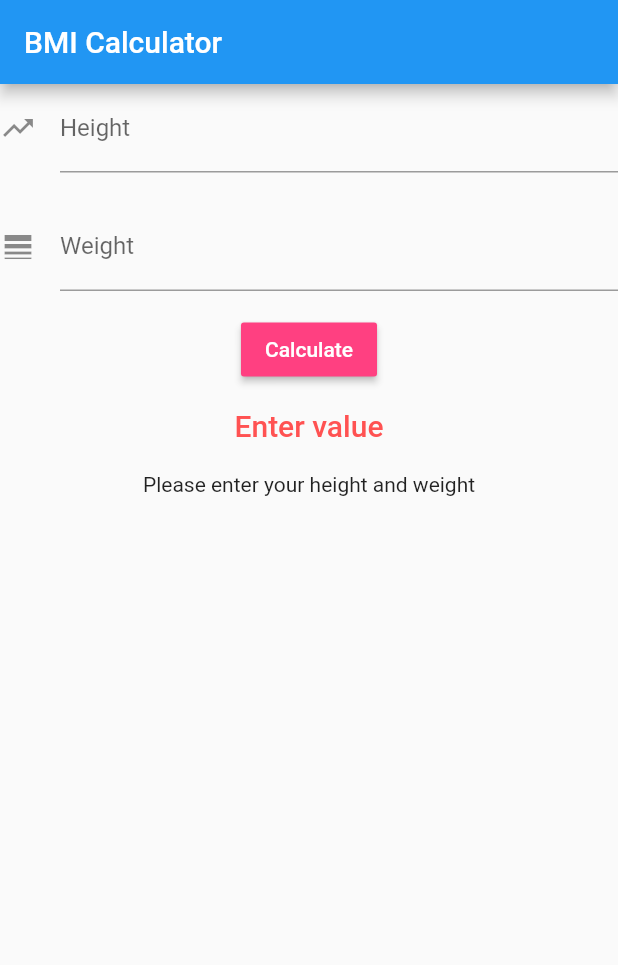
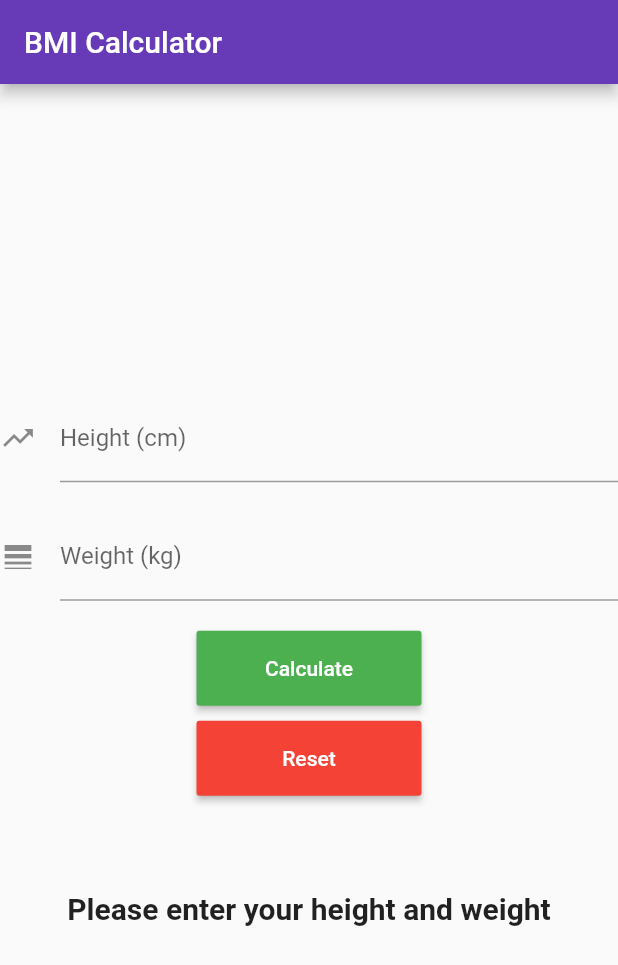
Before and after one commit to SkyMalcolm/bmi_app, a Flutter app: the screen it shows after launch, on a phone screen of 412 x 824 dp. Shown: the top 965 px of the screen. Run offline on Flutter 3.47's test engine with Material 2 defaults, Android fonts, the phone set to English and light mode, and no system bars.

Commit message:
fixes and other stuff

```diff
--- a/lib/main.dart
+++ b/lib/main.dart
@@ -12,6 +12,7 @@ class MyApp extends StatelessWidget {
   @override
   Widget build(BuildContext context) {
     return MaterialApp(
+      debugShowCheckedModeBanner: false,
       title: 'Flutter Demo',
       theme: ThemeData(
         // This is the theme of your application.
@@ -23,7 +24,7 @@ class MyApp extends StatelessWidget {
         // or simply save your changes to "hot reload" in a Flutter IDE).
         // Notice that the counter didn't reset back to zero; the application
         // is not restarted.
-        primarySwatch: Colors.blue,
+        primarySwatch: Colors.deepPurple,
       ),
       home: const MyHomePage(title: 'Flutter Demo Home Page'),
     );
@@ -61,19 +62,18 @@ class _MyHomePageState extends State<MyHomePage> {
 
     double bmiResult = weight / pow(height / 100, 2);
 
+    setState(() {
       if (height == null || height <= 0 || weight == null || weight <= 0) {
-      setState(() {
-        _message = "Your height and weigh must be positive numbers";
+        _message = "Your height and weight must be positive numbers";
+      }
     });
-      return;
-    }
 
     setState(() {
       _bmi = bmiResult;
       if (_bmi! < 18.5) {
         _message = "You are underweight";
       } else if (_bmi! < 25) {
-        _message = 'You body is fine';
+        _message = 'You are normal';
       } else if (_bmi! < 30) {
         _message = 'You are overweight';
       } else if (_bmi! < 35) {
@@ -84,6 +84,16 @@ class _MyHomePageState extends State<MyHomePage> {
     });
   }
 
+  void clearUI() {
+    _heightController.clear();
+    _weightController.clear();
+
+    setState(() {
+      _message = "Please enter your height and weight to see your BMI";
+      _bmi = null;
+    });
+  }
+
   @override
   Widget build(BuildContext context) {
     return Scaffold(
@@ -91,11 +101,12 @@ class _MyHomePageState extends State<MyHomePage> {
         title: Text("BMI Calculator"),
       ),
       body: Column(
+        mainAxisAlignment: MainAxisAlignment.center,
         children: <Widget>[
           TextField(
             controller: _heightController,
             decoration: InputDecoration(
-              labelText: "Height",
+              labelText: "Height (cm)",
               icon: Icon(Icons.trending_up),
             ),
           ),
@@ -103,28 +114,50 @@ class _MyHomePageState extends State<MyHomePage> {
           TextField(
             controller: _weightController,
             decoration: InputDecoration(
-              labelText: "Weight",
+              labelText: "Weight (kg)",
               icon: Icon(Icons.line_weight),
             ),
           ),
-          SizedBox(height: 15),
-          RaisedButton(
-              color: Colors.pinkAccent,
+          SizedBox(
+            height: 20,
+          ),
+          SizedBox(
+            width: 150,
+            height: 50,
+            child: RaisedButton(
+                color: Colors.green,
                 child: Text(
                   "Calculate",
                   style: TextStyle(color: Colors.white),
                 ),
                 onPressed: calculateBMI),
+          ),
+          SizedBox(height: 10),
+          SizedBox(
+            width: 150,
+            height: 50,
+            child: RaisedButton(
+                color: Colors.red,
+                child: Text(
+                  "Reset",
+                  style: TextStyle(color: Colors.white),
+                ),
+                onPressed: clearUI),
+          ),
           SizedBox(height: 15),
           Text(
-            _bmi == null ? "Enter value" : _bmi!.toStringAsFixed(2),
+            _bmi == null ? "" : "Your BMI is: ${_bmi!.toStringAsFixed(2)}",
             style: TextStyle(
                 color: Colors.redAccent,
-                fontSize: 20,
-                fontWeight: FontWeight.w500),
+                fontSize: 25,
+                fontWeight: FontWeight.bold),
           ),
           SizedBox(height: 20),
-          Text(_message)
+          Text(
+            _message,
+            textAlign: TextAlign.center,
+            style: TextStyle(fontWeight: FontWeight.bold, fontSize: 20),
+          ),
         ],
       ),
     );
```
Lines whose indentation alone changed are shown as unchanged.
